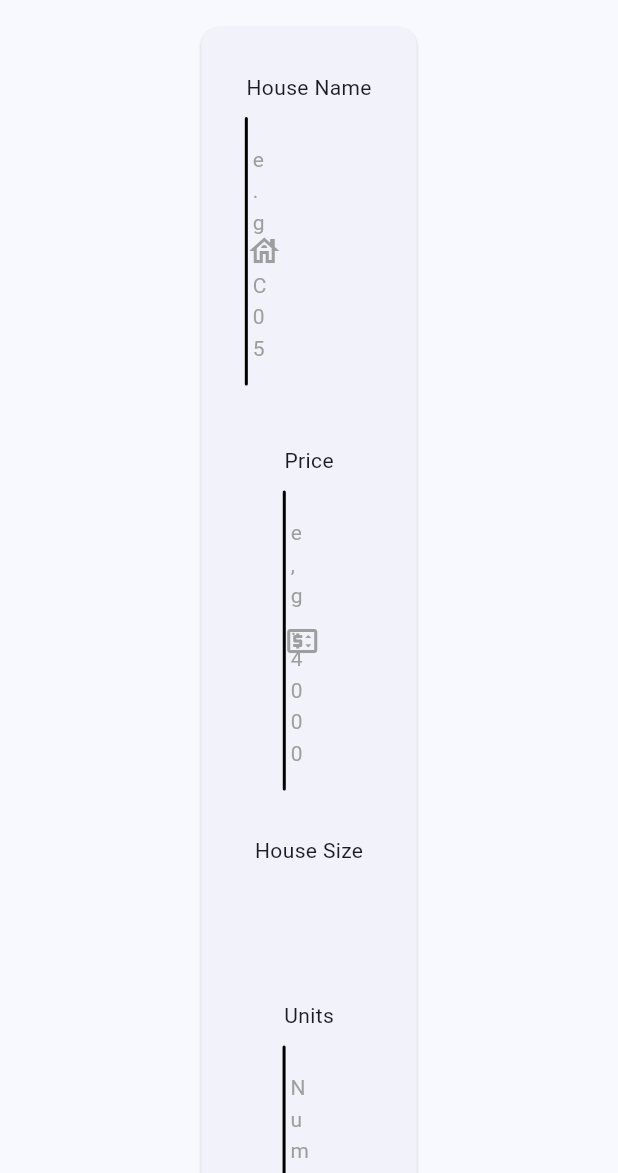
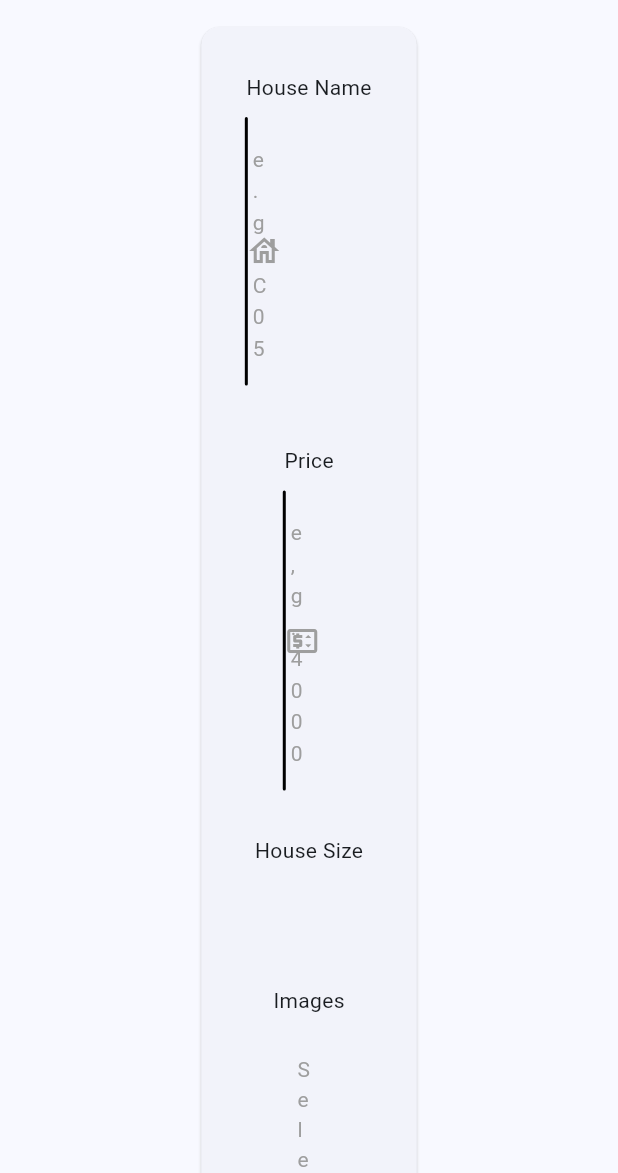
Before and after one commit to Maxwell-016/Residential-Tracker-and-booking, a Flutter app: the AddHouse screen opened directly with empty values, on a phone screen of 412 x 824 dp, the part 63-1236 px from its top. Run offline on Flutter 3.47's test engine with Material 3 defaults, Android fonts, the phone set to English and light mode, and no system bars; our stand-ins replace cloud_firestore, email_validator, firebase_auth, firebase_core, flutter_hooks, flutter_riverpod and 9 more; missing offline and left inert: dart:ffi; accounts and stored records are empty.

Commit message:
added the submit functionality for the added house

```diff
--- a/flutter_frontend/lib/View/Components/text_field.dart
+++ b/flutter_frontend/lib/View/Components/text_field.dart
@@ -7,6 +7,7 @@ class MyTextField extends StatefulWidget {
   final String placeHolder;
   final TextEditingController controller;
   final Icon icon;
+  final bool? isEnabled;
   final FormFieldValidator<String?> fieldValidator;
   final FocusNode focusNode;
   final double width;
@@ -21,6 +22,7 @@ class MyTextField extends StatefulWidget {
       required this.focusNode,
       required this.width,
       this.maxLines,
+      this.isEnabled,
       });
 
   @override
--- a/flutter_frontend/lib/View/Screens/Landlord/add_house.dart
+++ b/flutter_frontend/lib/View/Screens/Landlord/add_house.dart
@@ -1,12 +1,16 @@
 import 'package:flutter/material.dart';
 import 'package:flutter_frontend/View-Model/utils/validator.dart';
 import 'package:flutter_frontend/View-Model/view_model.dart';
+import 'package:flutter_frontend/View/Components/function_button.dart';
 import 'package:flutter_frontend/View/Components/side_nav.dart';
 import 'package:flutter_frontend/View/Components/text_field.dart';
+import 'package:flutter_frontend/services/firebase_services.dart';
 import 'package:flutter_hooks/flutter_hooks.dart';
 import 'package:hooks_riverpod/hooks_riverpod.dart';
+import 'package:logger/logger.dart';
 
 import '../../../View-Model/utils/app_colors.dart';
+import '../../Components/snackbars.dart';
 
 class AddHouse extends HookConsumerWidget {
   final double width;
@@ -17,15 +21,16 @@ class AddHouse extends HookConsumerWidget {
 
   @override
   Widget build(BuildContext context, WidgetRef ref) {
+    final formKey = GlobalKey<FormState>();
     TextEditingController houseNameController = useTextEditingController();
     FocusNode houseNameFocus = useFocusNode();
     TextEditingController priceController = useTextEditingController();
     FocusNode priceFocus = useFocusNode();
-    TextEditingController unitsController = useTextEditingController();
-    FocusNode unitsFocus = useFocusNode();
     TextEditingController descController = useTextEditingController();
     FocusNode descFocus = useFocusNode();
     String selectedSize = ref.watch(selectedHouseSize);
+    Logger logger = Logger();
+    String imageName = 'Select images';
 
     final amenities = useState<Map<String, bool>>({
       'Wi-Fi': false,
@@ -35,6 +40,9 @@ class AddHouse extends HookConsumerWidget {
       'Water': false,
       'Electricity': false,
     });
+
+    final selectedAmenities = useState<List<String>>([]);
+
     bool isDark = Theme.of(context).brightness == Brightness.dark;
     Color borderColor =
         isDark ? AppColors.lightThemeBackground : AppColors.darkThemeBackground;
@@ -55,6 +63,8 @@ class AddHouse extends HookConsumerWidget {
             child: Card(
               child: Padding(
                 padding: const EdgeInsets.all(20.0),
+                child: Form(
+                  key: formKey,
                   child: Column(
                     spacing: 20.0,
                     children: [
@@ -72,7 +82,7 @@ class AddHouse extends HookConsumerWidget {
                           placeHolder: 'e,g. 4000',
                           controller: priceController,
                           icon: Icon(Icons.price_change_outlined),
-                      fieldValidator: Validators.fieldValidator,
+                          fieldValidator: Validators.intFieldValidator,
                           focusNode: priceFocus,
                           width: width),
                       Column(
@@ -105,20 +115,40 @@ class AddHouse extends HookConsumerWidget {
                               }).toList(),
                               value: selectedSize,
                               onChanged: (String? value) {
-                            ref.read(selectedHouseSize.notifier).state = value!;
+                                ref.read(selectedHouseSize.notifier).state =
+                                    value!;
                               },
                             ),
                           ),
                         ],
                       ),
-                  MyTextField(
-                      label: 'Units',
-                      placeHolder: 'Number of units available',
-                      controller: unitsController,
-                      icon: Icon(Icons.numbers),
-                      fieldValidator: Validators.fieldValidator,
-                      focusNode: unitsFocus,
-                      width: width),
+                      GestureDetector(
+                          onTap: () {
+                            logger.i('Images field');
+                          },
+                          child: Column(
+                            crossAxisAlignment: CrossAxisAlignment.start,
+                            spacing: 10,
+                            children: [
+                              Text('Images'),
+                              Container(
+                                width: width,
+                                decoration: BoxDecoration(
+                                  borderRadius: BorderRadius.circular(10.0),
+                                  border: Border.all(
+                                      color: borderColor, width: 1.0),
+                                ),
+                                child: Padding(
+                                  padding: const EdgeInsets.all(15.0),
+                                  child: Text(
+                                    imageName,
+                                    style: TextStyle(
+                                        color: Colors.grey, fontSize: 14.0),
+                                  ),
+                                ),
+                              )
+                            ],
+                          )),
                       MyTextField(
                           label: 'Description',
                           placeHolder: 'Describe your house',
@@ -137,22 +167,25 @@ class AddHouse extends HookConsumerWidget {
                           Container(
                             width: width,
                             decoration: BoxDecoration(
-                          border: Border.all(color:borderColor,width: 1),
-                          borderRadius: BorderRadius.circular(10.0)
-                        ),
+                                border:
+                                    Border.all(color: borderColor, width: 1),
+                                borderRadius: BorderRadius.circular(10.0)),
                             child: Padding(
-                          padding: const EdgeInsets.symmetric(vertical: 20.0),
+                              padding:
+                                  const EdgeInsets.symmetric(vertical: 20.0),
                               child: Center(
                                 child: Wrap(
                                   spacing: 40.0,
                                   runSpacing: 20.0,
-                              children: amenities.value.entries.map((entry) {
+                                  children:
+                                      amenities.value.entries.map((entry) {
                                     return SizedBox(
                                       width: width / 3,
                                       child: CheckboxListTile(
                                           hoverColor: Colors.transparent,
                                           shape: RoundedRectangleBorder(
-                                        borderRadius: BorderRadius.circular(10.0),
+                                            borderRadius:
+                                                BorderRadius.circular(10.0),
                                           ),
                                           title: Text(entry.key),
                                           value: entry.value,
@@ -161,6 +194,14 @@ class AddHouse extends HookConsumerWidget {
                                               ...amenities.value,
                                               entry.key: value ?? false,
                                             };
+                                            if(value ?? false){
+                                             selectedAmenities.value = [...selectedAmenities.value,entry.key];
+                                            }
+                                            else{
+                                              selectedAmenities.value = selectedAmenities.value
+                                                  .where((item) => item != entry.key)
+                                                  .toList();
+                                            }
                                           }),
                                     );
                                   }).toList(),
@@ -170,11 +211,39 @@ class AddHouse extends HookConsumerWidget {
                           ),
                         ],
                       ),
+                      FunctionButton(
+                        text: 'Add House',
+                        onPressed: () async {
+                          if (formKey.currentState!.validate()) {
+                            logger.i(selectedAmenities.value);
+                            try {
+                              await ref.watch(firebaseServices).addHouseListing(
+                                  houseNameController.text,
+                                  int.parse(priceController.text),
+                                  selectedSize,
+                                  null,
+                                  descController.text,
+                                  selectedAmenities.value);
+                              if (!context.mounted) return;
+                              SnackBars.showSuccessSnackBar(context,
+                                  'House ${houseNameController.text} added successfully');
+                            } catch (e) {
+                              logger.e(e);
+                              SnackBars.showErrorSnackBar(context,
+                                  'An error occurred trying to add House ${houseNameController.text}. Please try again');
+                            }
+                          }
+                        },
+                        btnColor: AppColors.deepBlue,
+                        width: width,
+                      ),
                       //image picker
                     ],
                   ),
                 ),
-          )),
+              ),
+            ),
+          ),
         ),
       ),
     );
--- a/flutter_frontend/lib/View/Screens/Landlord/landloard_dash.dart
+++ b/flutter_frontend/lib/View/Screens/Landlord/landloard_dash.dart
@@ -30,7 +30,8 @@ class LandLoardDashboardScreen extends StatelessWidget {
           ],
         ),
         drawer: SideNav(),
-        body: Padding(
+        body: SingleChildScrollView(
+          child: Padding(
             padding: const EdgeInsets.only(left: 100.0),
             child: Wrap(
               spacing: 40.0,
@@ -53,6 +54,7 @@ class LandLoardDashboardScreen extends StatelessWidget {
             ),
           ),
         ),
+      ),
     );
   }
 }
--- a/flutter_frontend/lib/View/Screens/Landlord/manage_house_listings.dart
+++ b/flutter_frontend/lib/View/Screens/Landlord/manage_house_listings.dart
@@ -23,7 +23,8 @@ class ManageHouseListings extends StatelessWidget {
           ],
         ),
         drawer: SideNav(),
-        body: Padding(
+        body: SingleChildScrollView(
+          child: Padding(
             padding: const EdgeInsets.only(left: 100.0),
             child: Wrap(
               spacing: 40.0,
@@ -72,6 +73,7 @@ class ManageHouseListings extends StatelessWidget {
             ),
           ),
         ),
+      ),
     );
   }
 }
```
Also changed, not shown: flutter_frontend/lib/View-Model/utils/validator.dart (+34 -20 lines), flutter_frontend/lib/main.dart (+36 -76 lines), flutter_frontend/lib/services/firebase_services.dart (+25 -25 lines). Lines whose indentation alone changed are shown as unchanged.
